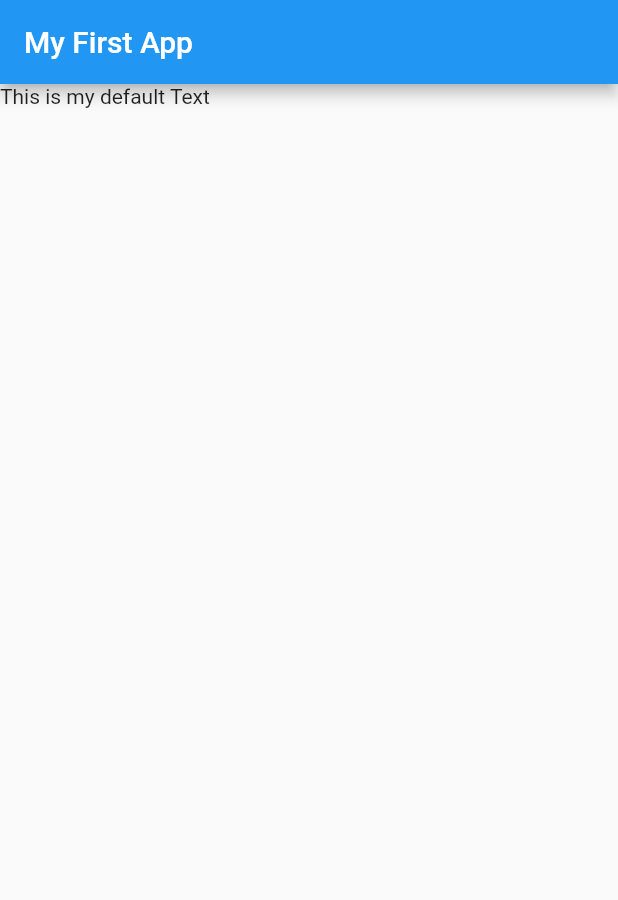
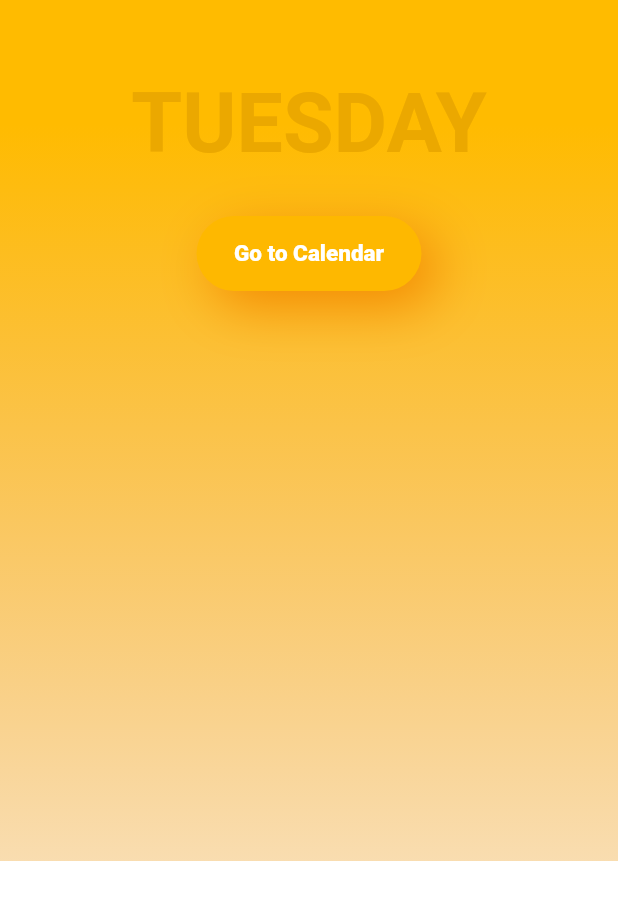
Before and after one commit to rudyard2021/flutterexample, a Flutter app: the screen it shows after launch, on a phone screen of 412 x 824 dp. Shown: the top 900 px of the screen. Run offline on Flutter 3.47's test engine with Material 2 defaults, Android fonts, the phone set to English and light mode, and no system bars.

Commit message:
Crear first application wheater

```diff
--- /dev/null
+++ b/lib/back_wheater.dart
@@ -0,0 +1,35 @@
+import 'package:flutter/material.dart';
+
+class BackWheater extends StatelessWidget {
+    @override
+    Widget build(BuildContext context) {
+        // TODO: implement build
+        return new Stack(
+            children: <Widget>[
+                new GradientBack(),
+                new Positioned(
+                    bottom: 0.0,
+                    child: new Container(
+                        width: MediaQuery.of(context).size.width,
+                        height: 250.0,
+                        color: Colors.white,
+                    ),
+                ),
+            ],
+        );
+    }
+  }
+
+class GradientBack extends StatelessWidget {
+    @override
+    Widget build(BuildContext context) {
+        // TODO: implement build
+        return new Container(
+        decoration: new BoxDecoration(
+            gradient: new LinearGradient(
+                colors: [Color(0xFFffbb00), Color(0xFF38c02)],
+                begin: const FractionalOffset(1.0, 0.1),
+                end: const FractionalOffset(1.0, 0.9))),
+        );
+    }
+}
--- /dev/null
+++ b/lib/header.dart
@@ -0,0 +1,70 @@
+import 'package:flutter/material.dart';
+import 'package:flutterexample/back_wheater.dart';
+
+class Header extends StatelessWidget{
+    @override
+  Widget build(BuildContext context) {
+    // TODO: implement build
+    final button = new InkWell(
+        child: new Container(
+            margin: new EdgeInsets.only(
+                top: 30.0,
+                left: 20.0,
+                right: 20.0,
+            ),
+            height: 50.0,
+            width: 150.0,
+            decoration: new BoxDecoration(
+                boxShadow: [
+                    new BoxShadow(
+                        color: Color(0xFFf38b02),
+                        offset: new Offset(10.0, 10.0),
+                        blurRadius: 30.0,
+                    ),
+                ],
+                borderRadius: new BorderRadius.circular(30.0),
+                color: Color(0xFFfeb800),
+
+            ),
+
+            child: new Center(
+                child: new Text(
+                    "Go to Calendar",
+                    style: const TextStyle(
+                        fontSize: 15.0,
+                        color: Colors.white,
+                        fontWeight: FontWeight.w900,
+                    ),
+                )
+            ),
+        ),
+    );
+
+    return new Scaffold(
+        body: new Stack(
+            children: <Widget>[
+                new BackWheater(),
+                new Container(
+                    alignment: Alignment.center,
+                    margin: new EdgeInsets.only(
+                        top: 50.0,
+                    ),
+                    child: new Column(
+                        children: <Widget>[
+                            new Text(
+                                "TUESDAY",
+                                style: const TextStyle(
+                                    fontSize: 55.0,
+                                    color: Color(0xFFeba800),
+                                    fontWeight: FontWeight.w600,
+                                )
+                            ),
+                            button
+                        ],
+                    )
+                ),
+            ],
+        ),
+    );
+  }
+}
--- a/lib/main.dart
+++ b/lib/main.dart
@@ -1,4 +1,6 @@
 import 'package:flutter/material.dart';
+import 'package:flutterexample/header.dart';
+import 'back_wheater.dart';
 
 void main() => runApp(MyApp());
 
@@ -7,12 +9,11 @@ class MyApp extends StatelessWidget {
     @override
     Widget build(BuildContext context) {
         return MaterialApp(
-            home: Scaffold(
-                appBar: AppBar(
-                    title: Text('My First App'),
-                ),
-                body: Text('This is my default Text'),
+            title: 'My first Demo',
+            theme: ThemeData(
+                primarySwatch: Colors.blue,
             ),
+            home: new Header() ,
         );
     }
 }
```
